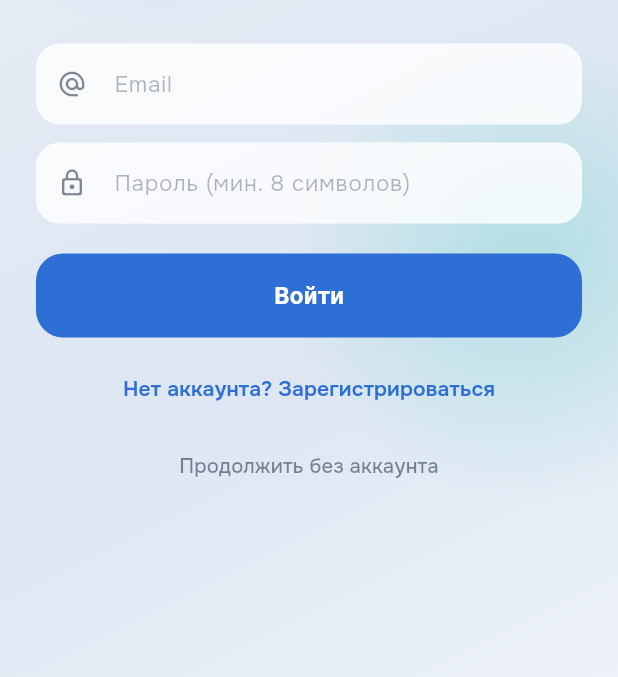
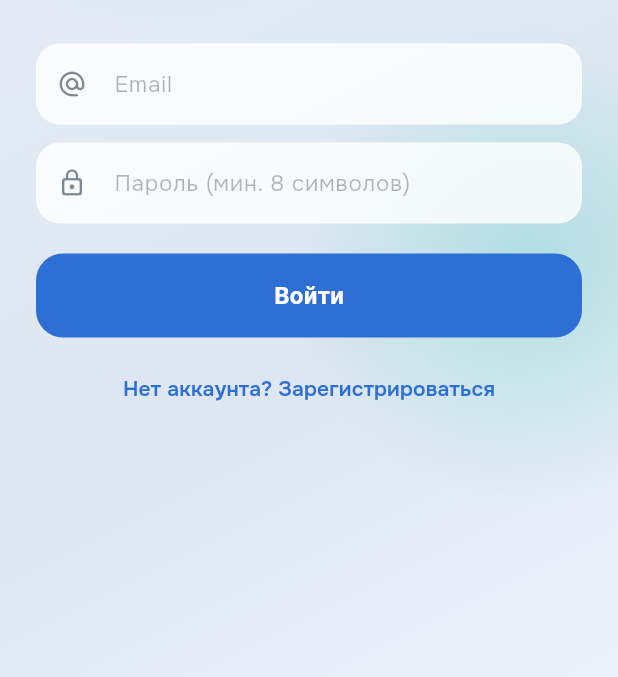
Before and after one commit to Zhar04/nuva, a Flutter app: the AuthScreen screen opened by its route, on a phone screen of 412 x 824 dp, the part 336-1013 px from its top. Run offline on Flutter 3.47's test engine with Material 3 defaults, Android fonts, the phone set to English and light mode, and no system bars; our stand-ins replace flutter_dotenv, flutter_riverpod, go_router, google_fonts, shared_preferences, supabase_flutter; accounts and stored records are empty; network calls fail.

Commit message:
feat(app): require registration after onboarding + login shortcut on role select
- Onboarding now gates the main menu behind /auth (registration):
  seeker onboarding -> /intake?onboarding=1 -> /auth?mode=register -> /home
  psychologist onboarding -> /auth?mode=register -> /home
- Role-select: centered blue 'Войти' button (under 'Уже есть аккаунт?') -> /auth?mode=login
- AuthScreen: initialRegister mode via ?mode= query; already-signed-in users skip to /home; removed 'continue without account' bypass
- Intake exits route to registration when in onboarding context (standalone unchanged)
- Profile 'Войти' -> /auth?mode=login
- analyze: 0 errors

Co-Authored-By: Claude Opus 4.8 <noreply@anthropic.com>

```diff
--- a/nuva_app/lib/screens/auth_screen.dart
+++ b/nuva_app/lib/screens/auth_screen.dart
@@ -10,7 +10,10 @@ import '../widgets/glass.dart';
 /// Email + password sign-in / registration against the Nuva backend (JWT).
 /// Non-blocking: "Продолжить без аккаунта" keeps the app usable.
 class AuthScreen extends ConsumerStatefulWidget {
-  const AuthScreen({super.key});
+  const AuthScreen({super.key, this.initialRegister = false});
+
+  /// Start in registration mode (from onboarding) vs login mode (existing user).
+  final bool initialRegister;
 
   @override
   ConsumerState<AuthScreen> createState() => _AuthScreenState();
@@ -20,7 +23,7 @@ class _AuthScreenState extends ConsumerState<AuthScreen> {
   final _email = TextEditingController();
   final _password = TextEditingController();
   final _name = TextEditingController();
-  bool _register = false;
+  late bool _register = widget.initialRegister;
   bool _busy = false;
 
   @override
@@ -71,6 +74,13 @@ class _AuthScreenState extends ConsumerState<AuthScreen> {
   @override
   Widget build(BuildContext context) {
     final t = context.nuva;
+
+    // Already signed in (e.g. token restored) → straight to the app.
+    if (ref.watch(backendAuthProvider).isSignedIn) {
+      WidgetsBinding.instance.addPostFrameCallback((_) {
+        if (mounted) context.go('/home');
+      });
+    }
 
     InputDecoration deco(String hint, IconData icon) => InputDecoration(
           hintText: hint,
@@ -183,12 +193,6 @@ class _AuthScreenState extends ConsumerState<AuthScreen> {
                         fontWeight: FontWeight.w600),
                   ),
                 ),
-                const SizedBox(height: 4),
-                TextButton(
-                  onPressed: _busy ? null : () => context.go('/home'),
-                  child: Text('Продолжить без аккаунта',
-                      style: TextStyle(color: t.textSec, fontSize: 13.5)),
-                ),
                 if (_busy)
                   const Padding(
                     padding: EdgeInsets.only(top: 12),
--- a/nuva_app/lib/screens/onboarding_specialist_screen.dart
+++ b/nuva_app/lib/screens/onboarding_specialist_screen.dart
@@ -89,7 +89,7 @@ class _State extends ConsumerState<OnboardingSpecialistScreen> {
       const SnackBar(
           content: Text('Заявка отправлена на проверку. Мы свяжемся с вами.')),
     );
-    context.go('/home');
+    context.go('/auth?mode=register');
   }
 
   @override
--- a/nuva_app/lib/screens/onboarding_user_screen.dart
+++ b/nuva_app/lib/screens/onboarding_user_screen.dart
@@ -78,7 +78,7 @@ class _State extends ConsumerState<OnboardingUserScreen> {
           mbti: _mbti,
           onboarded: true,
         );
-    if (mounted) context.go('/intake');
+    if (mounted) context.go('/intake?onboarding=1');
   }
 
   @override
--- a/nuva_app/lib/screens/profile_screen.dart
+++ b/nuva_app/lib/screens/profile_screen.dart
@@ -72,7 +72,7 @@ class ProfileScreen extends ConsumerWidget {
                 _MenuItem(
                   icon: Icons.account_circle_outlined,
                   label: s.signIn,
-                  onTap: () => context.push('/auth'),
+                  onTap: () => context.push('/auth?mode=login'),
                 ),
                 _MenuItem(
                   icon: Icons.language_rounded,
```
Also changed, not shown: nuva_app/lib/router/app_router.dart (+10 -2 lines), nuva_app/lib/screens/intake_screen.dart (+9 -3 lines), nuva_app/lib/screens/role_select_screen.dart (+8 -6 lines).
